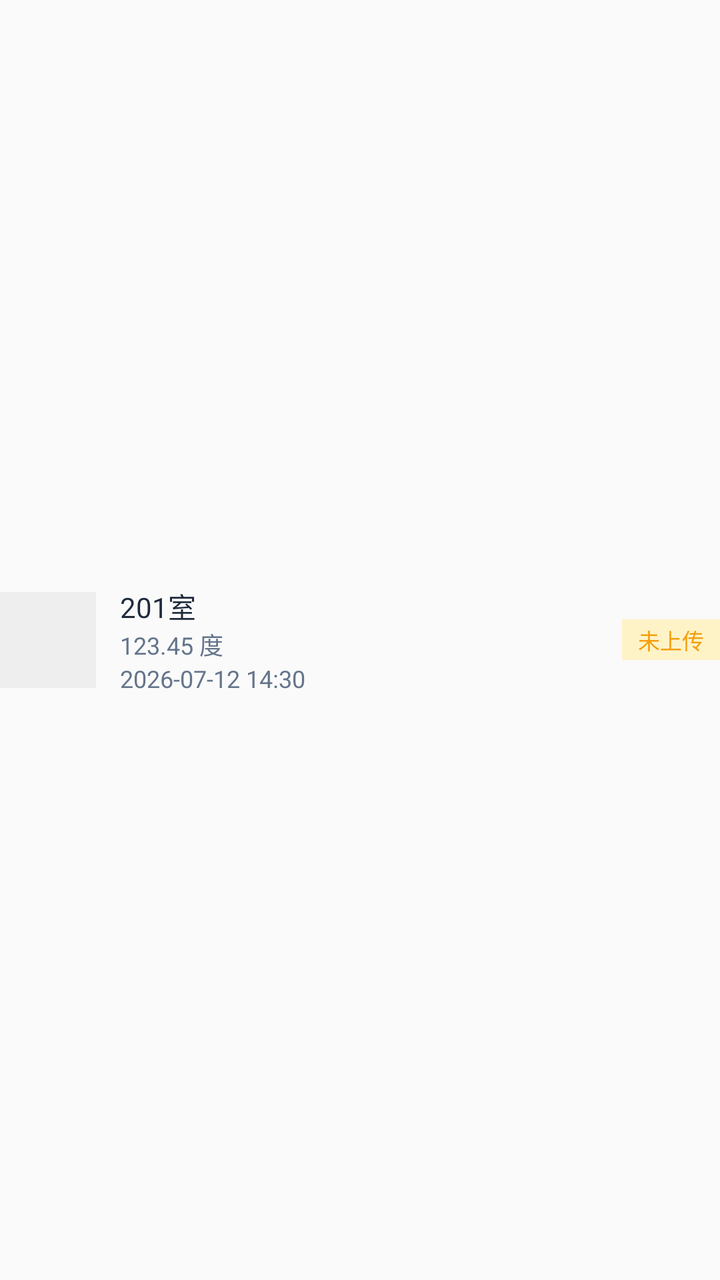
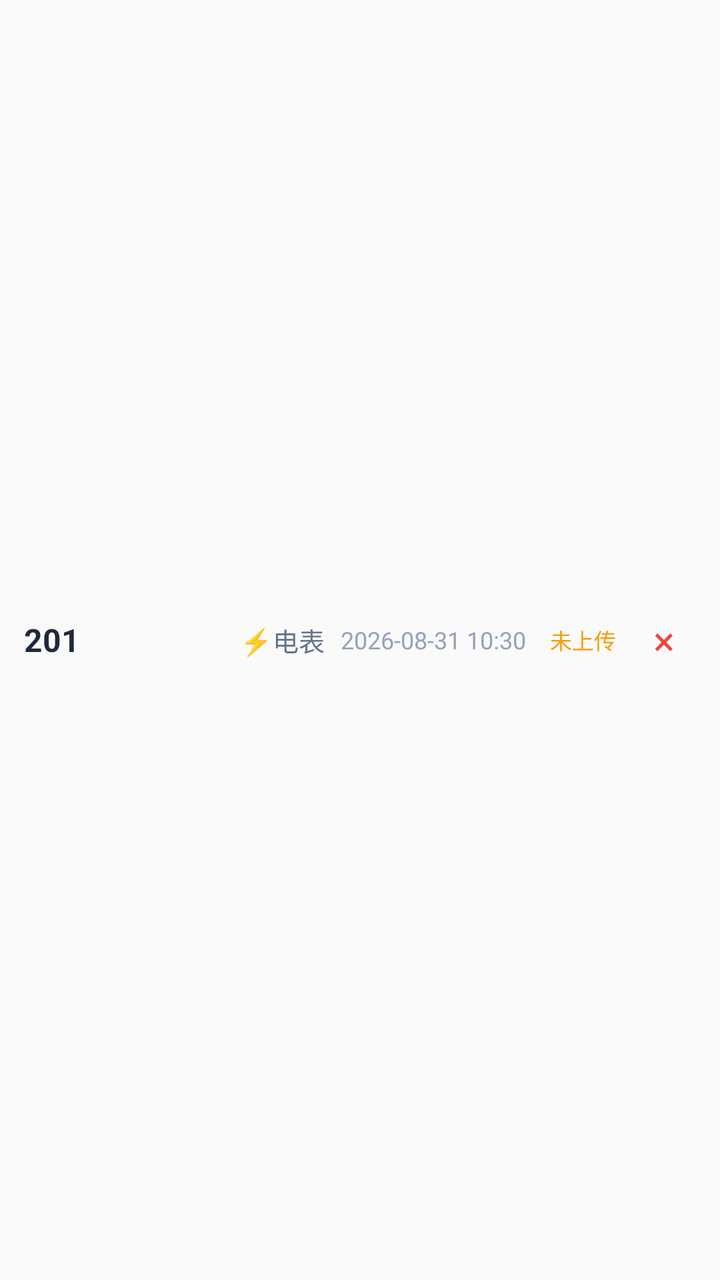

An Android layout rendered at two revisions. The XML below is the earlier revision; the diff shows what the commit changed to produce the second picture.
<!-- AndroidManifest.xml: application theme Theme.AppCompat.Light -->
<!-- res/layout/item_cached_record.xml -->
<?xml version="1.0" encoding="utf-8"?>
<LinearLayout xmlns:android="http://schemas.android.com/apk/res/android"
    android:layout_width="match_parent"
    android:layout_height="wrap_content"
    android:orientation="horizontal"
    android:gravity="center_vertical"
    android:paddingVertical="12dp"
    android:background="?android:attr/selectableItemBackground">

    
    <ImageView
        android:id="@+id/iv_thumbnail"
        android:layout_width="48dp"
        android:layout_height="48dp"
        android:scaleType="centerCrop"
        android:background="#EEEEEE" />

    
    <LinearLayout
        android:layout_width="0dp"
        android:layout_height="wrap_content"
        android:layout_weight="1"
        android:orientation="vertical"
        android:layout_marginStart="12dp">

        <TextView
            android:id="@+id/tv_room"
            android:layout_width="wrap_content"
            android:layout_height="wrap_content"
            android:text="201室"
            style="@style/TextBody"
            android:textColor="@color/text_primary" />

        <TextView
            android:id="@+id/tv_reading"
            android:layout_width="wrap_content"
            android:layout_height="wrap_content"
            android:text="123.45 度"
            style="@style/TextSmall" />

        <TextView
            android:id="@+id/tv_time"
            android:layout_width="wrap_content"
            android:layout_height="wrap_content"
            android:text="2026-07-12 14:30"
            style="@style/TextSmall" />

    </LinearLayout>

    
    <TextView
        android:id="@+id/tv_status"
        android:layout_width="wrap_content"
        android:layout_height="wrap_content"
        android:text="未上传"
        android:textSize="11sp"
        android:textColor="@color/warning_orange"
        android:background="@color/warning_orange_light"
        android:paddingHorizontal="8dp"
        android:paddingVertical="2dp"
        android:radius="4dp" />

</LinearLayout>
<!-- resources referenced by this layout -->
<resources>
  <color name="text_primary">#1E293B</color>
  <color name="warning_orange">#F59E0B</color>
  <color name="warning_orange_light">#FEF3C7</color>
  <style name="TextBody">
          <item name="android:textSize">14sp</item>
          <item name="android:textColor">@color/text_secondary</item>
      </style>
  <style name="TextSmall">
          <item name="android:textSize">12sp</item>
          <item name="android:textColor">@color/text_secondary</item>
      </style>
  <color name="text_secondary">#64748B</color>
</resources>

<!-- the commit's change to res/layout/item_cached_record.xml (unified diff, before → after) -->
@@ -4,60 +4,58 @@
     android:layout_height="wrap_content"
     android:orientation="horizontal"
     android:gravity="center_vertical"
-    android:paddingVertical="12dp"
-    android:background="?android:attr/selectableItemBackground">
+    android:padding="12dp"
+    android:background="?android:attr/selectableItemBackground"
+    android:minHeight="56dp">
 
-    
-    <ImageView
-        android:id="@+id/iv_thumbnail"
-        android:layout_width="48dp"
-        android:layout_height="48dp"
-        android:scaleType="centerCrop"
-        android:background="#EEEEEE" />
-
-    
-    <LinearLayout
+    <TextView
+        android:id="@+id/tv_room"
         android:layout_width="0dp"
         android:layout_height="wrap_content"
         android:layout_weight="1"
-        android:orientation="vertical"
-        android:layout_marginStart="12dp">
+        android:text="201"
+        android:textSize="16sp"
+        android:textStyle="bold"
+        android:textColor="@color/text_primary" />
 
-        <TextView
-            android:id="@+id/tv_room"
-            android:layout_width="wrap_content"
-            android:layout_height="wrap_content"
-            android:text="201室"
-            style="@style/TextBody"
-            android:textColor="@color/text_primary" />
+    <TextView
+        android:id="@+id/tv_reading"
+        android:layout_width="wrap_content"
+        android:layout_height="wrap_content"
+        android:text="⚡电表"
+        android:textSize="13sp"
+        android:textColor="@color/text_secondary"
+        android:layout_marginStart="8dp" />
 
-        <TextView
-            android:id="@+id/tv_reading"
-            android:layout_width="wrap_content"
-            android:layout_height="wrap_content"
-            android:text="123.45 度"
-            style="@style/TextSmall" />
+    <TextView
+        android:id="@+id/tv_time"
+        android:layout_width="wrap_content"
+        android:layout_height="wrap_content"
+        android:text="2026-08-31 10:30"
+        android:textSize="12sp"
+        android:textColor="@color/text_hint"
+        android:layout_marginStart="8dp" />
 
-        <TextView
-            android:id="@+id/tv_time"
-            android:layout_width="wrap_content"
-            android:layout_height="wrap_content"
-            android:text="2026-07-12 14:30"
-            style="@style/TextSmall" />
-
-    </LinearLayout>
-
-    
     <TextView
         android:id="@+id/tv_status"
         android:layout_width="wrap_content"
         android:layout_height="wrap_content"
         android:text="未上传"
         android:textSize="11sp"
-        android:textColor="@color/warning_orange"
-        android:background="@color/warning_orange_light"
-        android:paddingHorizontal="8dp"
-        android:paddingVertical="2dp"
-        android:radius="4dp" />
+        android:textColor="@color/warning"
+        android:layout_marginStart="12dp" />
+
+    <TextView
+        android:id="@+id/btn_delete"
+        android:layout_width="32dp"
+        android:layout_height="32dp"
+        android:text="×"
+        android:textSize="20sp"
+        android:textColor="@color/danger"
+        android:gravity="center"
+        android:background="?attr/selectableItemBackground"
+        android:layout_marginStart="8dp"
+        android:clickable="true"
+        android:focusable="true" />
 
 </LinearLayout>
<!-- resource entries referenced after the edit -->
@@ -1,16 +1,9 @@
 <!-- resources referenced by this layout -->
 <resources>
+  <color name="danger">#EF4444</color>
+  <color name="text_hint">#94A3B8</color>
   <color name="text_primary">#1E293B</color>
-  <color name="warning_orange">#F59E0B</color>
-  <color name="warning_orange_light">#FEF3C7</color>
-  <style name="TextBody">
-          <item name="android:textSize">14sp</item>
-          <item name="android:textColor">@color/text_secondary</item>
-      </style>
-  <style name="TextSmall">
-          <item name="android:textSize">12sp</item>
-          <item name="android:textColor">@color/text_secondary</item>
-      </style>
   <color name="text_secondary">#64748B</color>
+  <color name="warning">#F59E0B</color>
 </resources>
 
